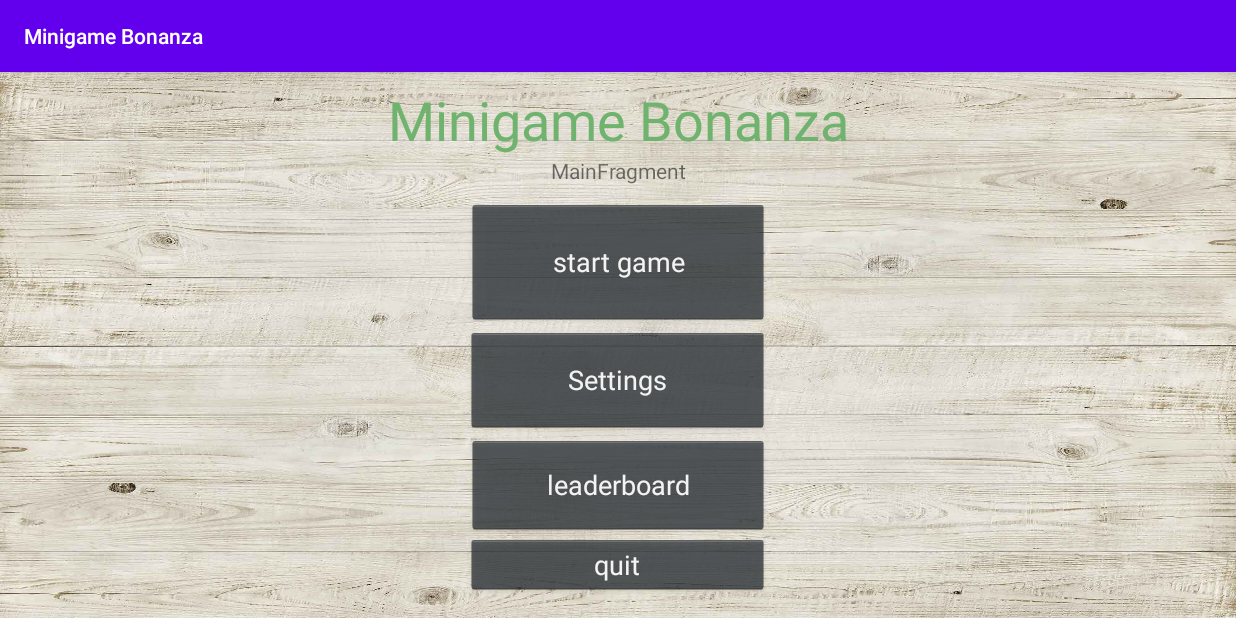
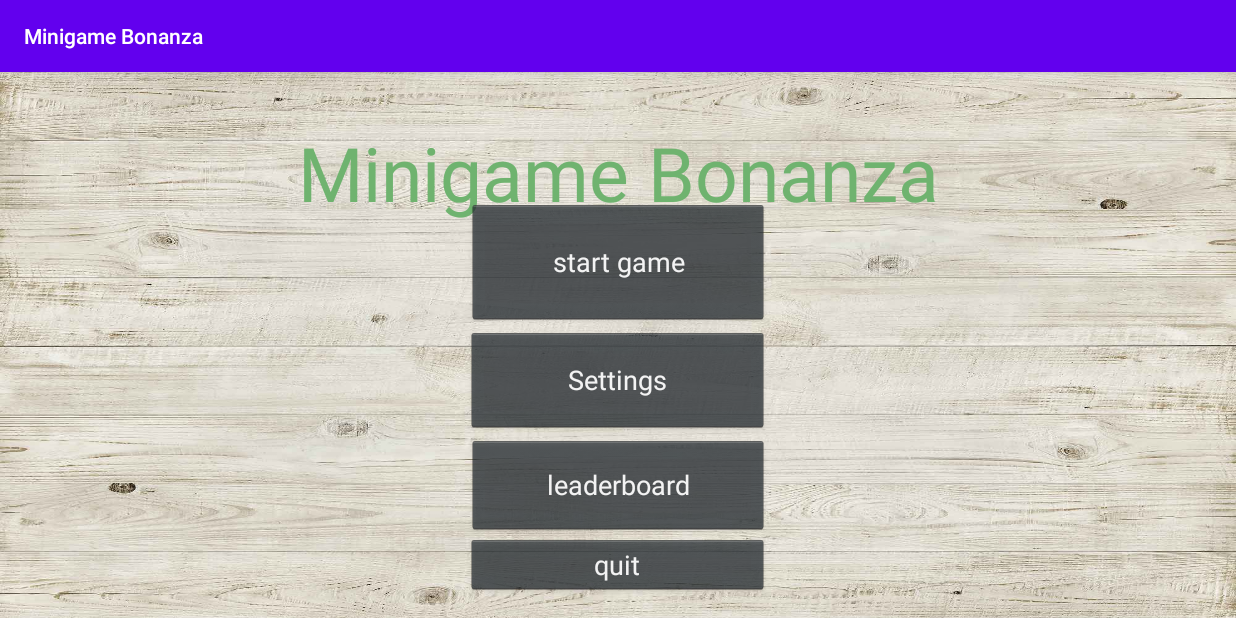
Before and after one commit to Tomzing/MinigameBonanza, an Android app: the screen it shows after launch (MainMenuActivity), on a phone screen of 824 x 412 dp (held sideways). Run offline under Robolectric (Android 15) with nearby library versions, the phone set to English and light mode, and no system bars.

Commit message:
Testing out MotionLayouts

```diff
--- a/app/src/main/java/hiof/prosjekt/minigamebonanza/ui/main/activities/MainMenuActivity.java
+++ b/app/src/main/java/hiof/prosjekt/minigamebonanza/ui/main/activities/MainMenuActivity.java
@@ -1,10 +1,12 @@
 package hiof.prosjekt.minigamebonanza.ui.main.activities;
 
 import androidx.appcompat.app.AppCompatActivity;
+import androidx.constraintlayout.motion.widget.MotionLayout;
 
 import android.content.Intent;
 import android.os.Bundle;
 import android.util.Log;
+import android.view.MotionEvent;
 import android.view.View;
 
 import hiof.prosjekt.minigamebonanza.R;
@@ -63,14 +65,15 @@ public class MainMenuActivity extends AppCompatActivity {
     }
 
     public void startGameOnclick(View v) {
-        switch (v.getId()) {
-            case R.id.startGameBtn:
-                Log.i(TAG, "Trykket på startgame");
-                Intent intent = new Intent(getApplicationContext(), Minigame1Activity.class);
-                Minigame minigame1 = new Minigame(1,"Test Minigame","Quickly press the button to cheat your way to victory",10);
+        Log.i(TAG, "Trykket på startgame");
+        Intent intent = new Intent(getApplicationContext(), Minigame1Activity.class);
+        Minigame minigame1 = new Minigame(1,"Test Minigame","Quickly press the button to cheat your way to victory",10);
 
-                startActivity(intent);
-        }
+        //MotionLayout motionLayout = v.findViewById(R.id.startGamePressed);
+        //((MotionLayout)v.findViewById(R.id.startGamePressed)).transitionToEnd();
+        //((MotionLayout)findViewById(R.id.startGamePressedEnd)).transitionToEnd();
+
+        startActivity(intent);
     }
 
     public void startSettingsOnClick(View v) {
--- a/app/src/main/java/hiof/prosjekt/minigamebonanza/ui/main/activities/Minigame1Activity.java
+++ b/app/src/main/java/hiof/prosjekt/minigamebonanza/ui/main/activities/Minigame1Activity.java
@@ -176,7 +176,6 @@ public class Minigame1Activity extends AppCompatActivity {
 
     // Method for failing a minigame
     public void failMinigame() {
-        //StatusbarViewModel mViewModel = ViewModelProviders.of(this).get(StatusbarViewModel.class);
         StatusbarViewModel mViewModel = new ViewModelProvider(this).get(StatusbarViewModel.class);
         if(Integer.parseInt(mViewModel.getAttemptsRemaining()) != 0) {
             Log.i("tag","Fail minigame triggered with more than 0 attempts");
--- a/app/src/main/res/layout/fragment_mainmenu.xml
+++ b/app/src/main/res/layout/fragment_mainmenu.xml
@@ -1,11 +1,12 @@
 <?xml version="1.0" encoding="utf-8"?>
-<androidx.constraintlayout.widget.ConstraintLayout xmlns:android="http://schemas.android.com/apk/res/android"
+<androidx.constraintlayout.motion.widget.MotionLayout xmlns:android="http://schemas.android.com/apk/res/android"
     xmlns:app="http://schemas.android.com/apk/res-auto"
     xmlns:tools="http://schemas.android.com/tools"
     android:id="@+id/main"
     android:layout_width="match_parent"
     android:layout_height="match_parent"
 
+    app:layoutDescription="@xml/fragment_mainmenu_scene"
     tools:context=".ui.main.fragments.MainFragment">
 
     <TextView
@@ -13,30 +14,18 @@
         android:layout_width="wrap_content"
         android:layout_height="wrap_content"
         android:layout_gravity="center_horizontal"
-        android:shadowRadius="20"
+        android:shadowRadius="40"
         android:text="@string/minigame_bonanza"
         android:textAllCaps="false"
         android:textColor="#6FB36F"
         android:textColorLink="#000000"
-        android:textSize="36sp"
+        android:textSize="50sp"
         app:layout_constraintBottom_toBottomOf="parent"
         app:layout_constraintEnd_toEndOf="parent"
         app:layout_constraintStart_toStartOf="parent"
         app:layout_constraintTop_toTopOf="parent"
         app:layout_constraintVertical_bias="0.023"
         tools:text="Minigame Bonanza" />
-
-    <TextView
-        android:id="@+id/message"
-        android:layout_width="wrap_content"
-        android:layout_height="wrap_content"
-        android:text="@string/mainfragment"
-        app:layout_constraintBottom_toBottomOf="parent"
-        app:layout_constraintEnd_toEndOf="parent"
-        app:layout_constraintHorizontal_bias="0.501"
-        app:layout_constraintStart_toStartOf="parent"
-        app:layout_constraintTop_toTopOf="parent"
-        app:layout_constraintVertical_bias="0.163" />
 
     <Button
         android:id="@+id/startGameBtn"
@@ -91,4 +80,4 @@
         app:layout_constraintStart_toStartOf="parent"
         tools:text="Quit" />
 
-</androidx.constraintlayout.widget.ConstraintLayout>
+</androidx.constraintlayout.motion.widget.MotionLayout>
--- /dev/null
+++ b/app/src/main/res/xml/fragment_mainmenu_scene.xml
@@ -0,0 +1,122 @@
+<?xml version="1.0" encoding="utf-8"?>
+<MotionScene
+    xmlns:android="http://schemas.android.com/apk/res/android"
+    xmlns:motion="http://schemas.android.com/apk/res-auto">
+
+    <ConstraintSet android:id="@+id/start">
+        <Constraint
+            android:id="@+id/appTitle2"
+            motion:layout_constraintEnd_toEndOf="parent"
+            android:layout_width="wrap_content"
+            android:layout_height="wrap_content"
+            motion:layout_constraintBottom_toBottomOf="parent"
+            motion:layout_constraintVertical_bias="0.044"
+            motion:layout_constraintTop_toTopOf="parent"
+            motion:layout_constraintStart_toStartOf="parent"
+            android:rotationY="-19"
+            android:rotation="198"
+            android:rotationX="-117"
+            motion:pathMotionArc="startVertical"
+            motion:transitionEasing="accelerate"
+            motion:layout_constraintHorizontal_bias="0.037" />
+        <Constraint
+            android:layout_height="40dp"
+            motion:layout_constraintStart_toStartOf="parent"
+            android:layout_marginBottom="196dp"
+            motion:layout_constraintBottom_toBottomOf="parent"
+            motion:layout_constraintHorizontal_bias="0.03"
+            motion:layout_constraintEnd_toEndOf="parent"
+            android:layout_width="202dp"
+            android:id="@+id/quitBtn"
+            motion:transitionEasing="accelerate" />
+        <Constraint
+            android:layout_height="66dp"
+            motion:layout_constraintStart_toStartOf="parent"
+            android:layout_marginBottom="316dp"
+            motion:layout_constraintBottom_toBottomOf="parent"
+            motion:layout_constraintHorizontal_bias="0.933"
+            motion:layout_constraintEnd_toEndOf="parent"
+            android:layout_width="201dp"
+            android:id="@+id/startLeaderboardBtn"
+            motion:transitionEasing="accelerate" />
+        <Constraint
+            android:layout_height="70dp"
+            motion:layout_constraintStart_toStartOf="parent"
+            android:layout_marginBottom="40dp"
+            motion:layout_constraintBottom_toBottomOf="parent"
+            motion:layout_constraintHorizontal_bias="0.054"
+            motion:layout_constraintEnd_toEndOf="parent"
+            android:layout_width="202dp"
+            android:id="@+id/startSettingsBtn"
+            motion:transitionEasing="accelerate" />
+        <Constraint
+            android:layout_height="83dp"
+            motion:layout_constraintStart_toStartOf="parent"
+            android:layout_marginBottom="16dp"
+            motion:layout_constraintBottom_toBottomOf="parent"
+            motion:layout_constraintHorizontal_bias="1.0"
+            motion:layout_constraintEnd_toEndOf="parent"
+            android:layout_width="201dp"
+            android:id="@+id/startGameBtn"
+            motion:transitionEasing="standard"
+            motion:pathMotionArc="flip" />
+    </ConstraintSet>
+
+    <ConstraintSet android:id="@+id/end">
+        <Constraint
+            motion:layout_constraintVertical_bias="0.113"
+            android:layout_height="wrap_content"
+            motion:layout_constraintStart_toStartOf="parent"
+            motion:layout_constraintTop_toTopOf="parent"
+            motion:layout_constraintBottom_toBottomOf="parent"
+            motion:layout_constraintEnd_toEndOf="parent"
+            android:layout_width="wrap_content"
+            android:id="@+id/appTitle2" />
+    </ConstraintSet>
+    <ConstraintSet android:id="@+id/startGamePressed" >
+        <Constraint
+            android:id="@+id/startGameBtn"
+            motion:layout_constraintEnd_toEndOf="parent"
+            android:layout_width="201dp"
+            android:layout_height="83dp"
+            motion:layout_constraintBottom_toBottomOf="parent"
+            android:layout_marginBottom="196dp"
+            motion:layout_constraintStart_toStartOf="parent"
+            android:visibility="visible"
+            android:scaleX="1"
+            android:scaleY="1"
+            android:alpha="1"
+            motion:transitionEasing="decelerate" />
+    </ConstraintSet>
+    <ConstraintSet android:id="@+id/startGamePressedEnd" >
+        <Constraint
+            android:id="@+id/startGameBtn"
+            motion:layout_constraintEnd_toEndOf="parent"
+            android:layout_width="201dp"
+            android:layout_height="83dp"
+            motion:layout_constraintBottom_toBottomOf="parent"
+            android:layout_marginBottom="196dp"
+            motion:layout_constraintStart_toStartOf="parent"
+            android:scaleX="10"
+            android:scaleY="10"
+            android:alpha="1" />
+    </ConstraintSet>
+    <Transition
+        motion:constraintSetStart="@+id/start"
+        motion:constraintSetEnd="@+id/end"
+        motion:autoTransition="animateToEnd" >
+        <OnSwipe />
+    </Transition>
+    <Transition
+        motion:constraintSetStart="@+id/startGamePressed"
+        motion:constraintSetEnd="@+id/startGamePressedEnd"
+        motion:autoTransition="animateToEnd" >
+        <OnClick />
+        <KeyFrameSet >
+            <KeyTrigger
+                motion:motionTarget="@+id/startGameBtn"
+                motion:framePosition="0"
+                motion:onCross="@string/start_game" />
+        </KeyFrameSet>
+    </Transition>
+</MotionScene>
```
